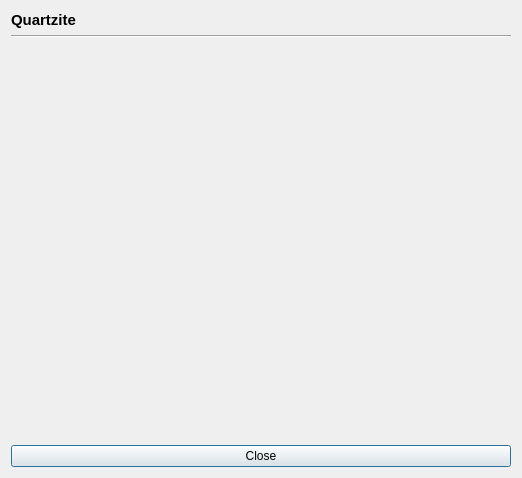
The window that aboutdialog.ui (spydragon/Quartzite) describes before a commit, drawn with Qt 5.
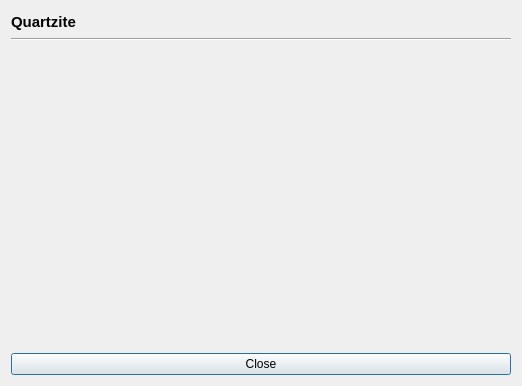
The same window after the commit.

Commit message: Make tabs pretty

The edit to the form file:
```diff
--- a/aboutdialog.ui
+++ b/aboutdialog.ui
@@ -7,7 +7,7 @@
     <x>0</x>
     <y>0</y>
     <width>518</width>
-    <height>478</height>
+    <height>386</height>
    </rect>
   </property>
   <property name="sizePolicy">
@@ -60,7 +60,7 @@
    <item>
     <widget class="QTextBrowser" name="description">
      <property name="sizePolicy">
-      <sizepolicy hsizetype="MinimumExpanding" vsizetype="Expanding">
+      <sizepolicy hsizetype="MinimumExpanding" vsizetype="Maximum">
        <horstretch>0</horstretch>
        <verstretch>0</verstretch>
       </sizepolicy>
@@ -68,7 +68,7 @@
      <property name="minimumSize">
       <size>
        <width>500</width>
-       <height>350</height>
+       <height>300</height>
       </size>
      </property>
      <property name="styleSheet">
@@ -96,8 +96,8 @@
 hr { height: 1px; border-width: 0; }
 li.unchecked::marker { content: &quot;\2610&quot;; }
 li.checked::marker { content: &quot;\2612&quot;; }
-&lt;/style&gt;&lt;/head&gt;&lt;body style=&quot; font-family:'Sans Serif'; font-size:9pt; font-weight:400; font-style:normal;&quot;&gt;
-&lt;p style=&quot;-qt-paragraph-type:empty; margin-top:0px; margin-bottom:0px; margin-left:0px; margin-right:0px; -qt-block-indent:0; text-indent:0px;&quot;&gt;&lt;br /&gt;&lt;/p&gt;&lt;/body&gt;&lt;/html&gt;</string>
+&lt;/style&gt;&lt;/head&gt;&lt;body style=&quot; font-family:'Noto Sans'; font-size:10pt; font-weight:400; font-style:normal;&quot;&gt;
+&lt;p style=&quot;-qt-paragraph-type:empty; margin-top:0px; margin-bottom:0px; margin-left:0px; margin-right:0px; -qt-block-indent:0; text-indent:0px; font-family:'Sans Serif'; font-size:9pt;&quot;&gt;&lt;br /&gt;&lt;/p&gt;&lt;/body&gt;&lt;/html&gt;</string>
      </property>
      <property name="textInteractionFlags">
       <set>Qt::TextBrowserInteraction</set>
```
Left out of the diff: 14 changed lines with no effect on the pictures. The commit also changes 4 other files.
